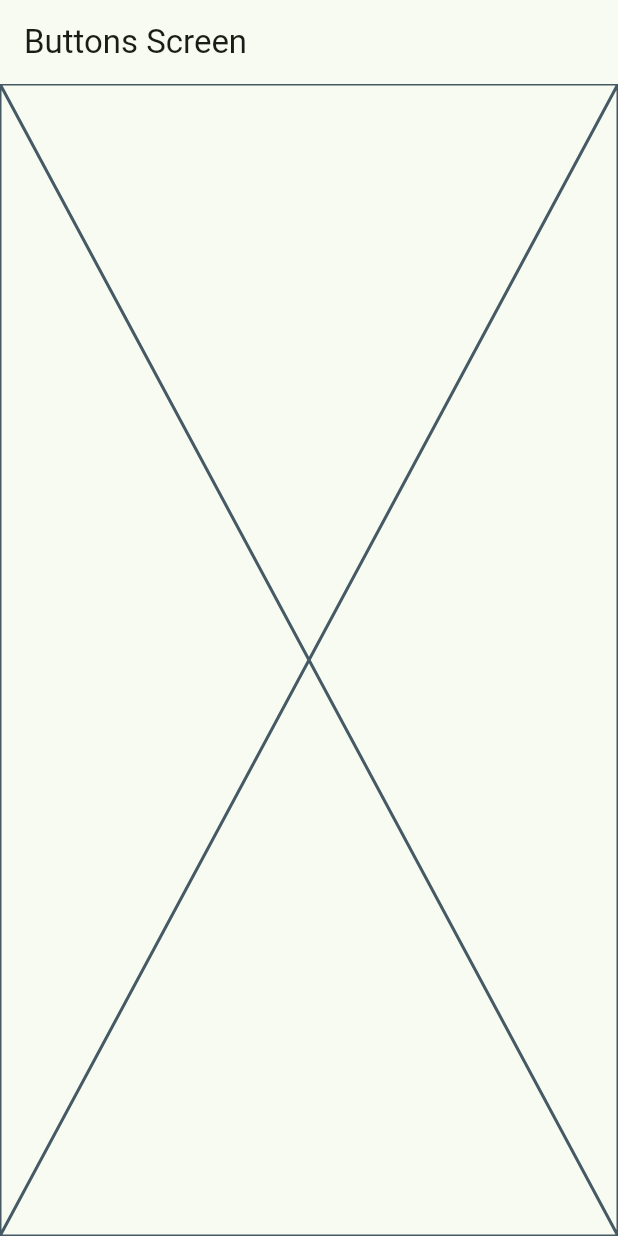
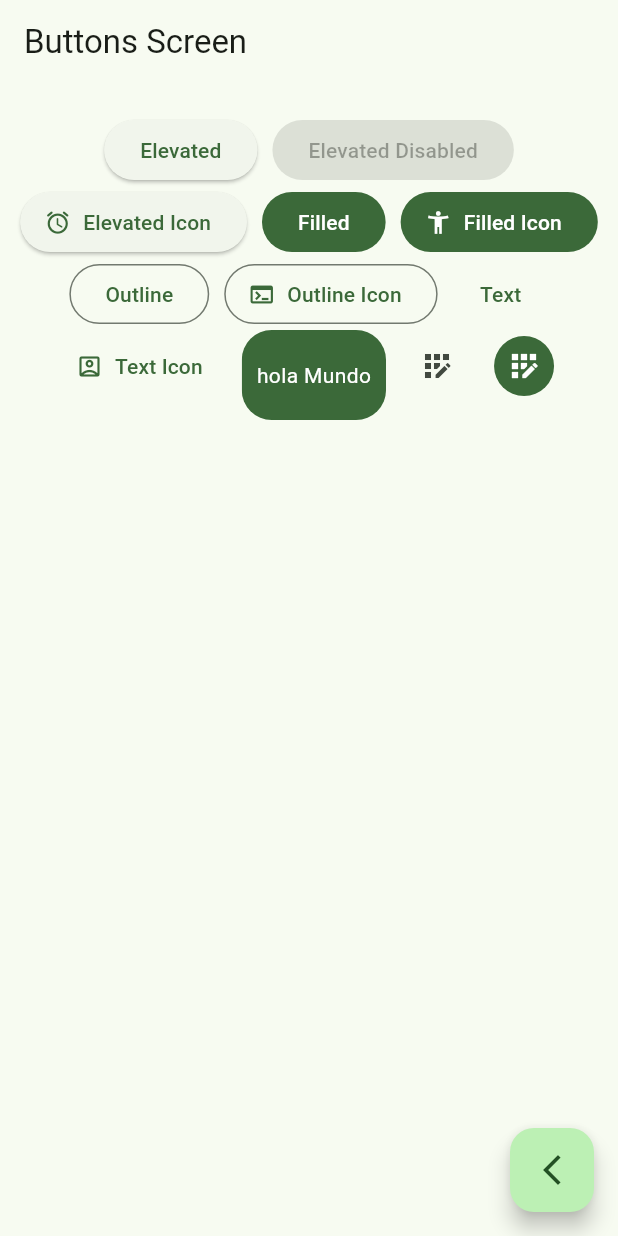
Before and after one commit to jose7balbuena/curso-flutter-begginer-widgets_app, a Flutter app: the ButtonsScreens screen opened by its route, on a phone screen of 412 x 824 dp. Run offline on Flutter 3.47's test engine with Material 3 defaults, Android fonts, the phone set to English and light mode, and no system bars; our stand-ins replace go_router.

Commit message:
button scren finish

```diff
--- a/lib/presentation/screens/buttons/buttons_Screens.dart
+++ b/lib/presentation/screens/buttons/buttons_Screens.dart
@@ -1,4 +1,5 @@
 import 'package:flutter/material.dart';
+import 'package:go_router/go_router.dart';
 
 class ButtonsScreens extends StatelessWidget {
   const ButtonsScreens({super.key});
@@ -11,7 +12,83 @@ class ButtonsScreens extends StatelessWidget {
       appBar: AppBar(
         title: const Text('Buttons Screen'),
       ),
-      body: const Placeholder(),
+      body: const _ButtonsView(),
+      floatingActionButton: FloatingActionButton(
+          child: const Icon(Icons.arrow_back_ios_new_outlined),
+          onPressed: () {
+            context.pop();
+          }),
     );
   }
 }
+
+class _ButtonsView extends StatelessWidget {
+  const _ButtonsView();
+
+  @override
+  Widget build(BuildContext context) {
+    final color = Theme.of(context).colorScheme;
+    return SizedBox(
+      width: double.infinity,
+      child: Padding(
+        padding: const EdgeInsets.symmetric(horizontal: 10, vertical: 20),
+        child: Wrap(
+          spacing: 10,
+          alignment: WrapAlignment.center,
+            children: [
+              ElevatedButton(onPressed: () {}, child: const Text('Elevated')),
+              const ElevatedButton(onPressed: null, child: Text('Elevated Disabled')),
+              ElevatedButton.icon(onPressed: () {}, icon: const Icon(Icons.access_alarm_rounded), label: const Text('Elevated Icon'),),
+
+              FilledButton(onPressed: () {}, child: const Text('Filled')),
+              FilledButton.icon(onPressed: () {}, icon: const Icon(Icons.accessibility_new), label: const Text('Filled Icon'),),
+
+              OutlinedButton(onPressed: (){}, child: const Text('Outline')),
+              OutlinedButton.icon(onPressed: (){}, icon: const Icon(Icons.terminal), label: const Text('Outline Icon')),
+
+              TextButton(onPressed: () {}, child: const Text('Text')),
+              TextButton.icon(onPressed: () {},
+              icon: const Icon(Icons.account_box_outlined),
+              label: const Text('Text Icon')),
+
+              const CustomButtons(),
+
+              IconButton(onPressed: () {},
+              icon: const Icon(Icons.app_registration_outlined)),
+              IconButton(onPressed: () {},
+              icon: const Icon(Icons.app_registration_outlined),
+              style: ButtonStyle(
+                backgroundColor: MaterialStatePropertyAll(color.primary),
+                iconColor: MaterialStatePropertyAll(Colors.white)
+              ),),
+
+
+            ],
+          ),
+      ),
+    );
+  }
+}
+
+class CustomButtons extends StatelessWidget {
+  const CustomButtons({super.key});
+
+  @override
+  Widget build(BuildContext context) {
+final colors = Theme.of(context).colorScheme;
+
+    return ClipRRect(
+      borderRadius: BorderRadius.circular(20),
+      child: Material(
+        color: colors.primary,
+        child: InkWell(
+          onTap: () {},
+          child: Padding(
+            padding: const EdgeInsets.symmetric(horizontal: 10, vertical: 20),
+            child: Text('hola Mundo', style: TextStyle(color: Colors.white),),
+          ),
+        ),
+      ),
+    );
+  }
+}
```
